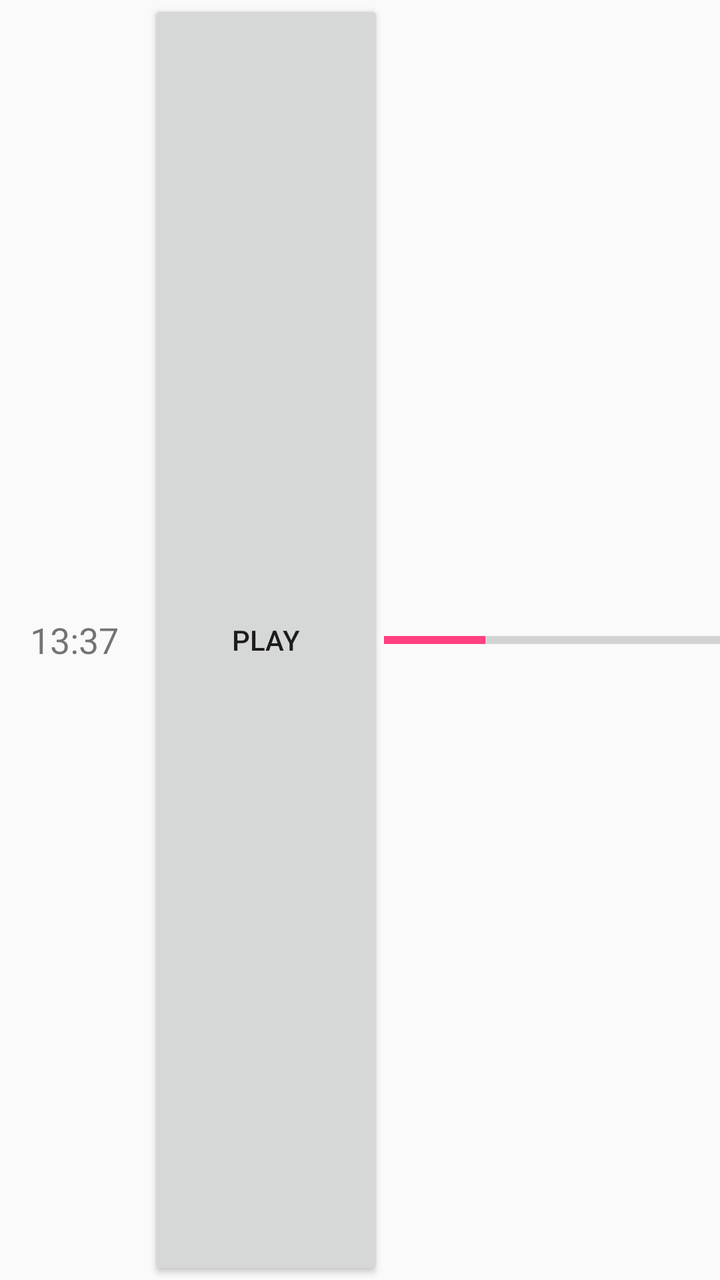
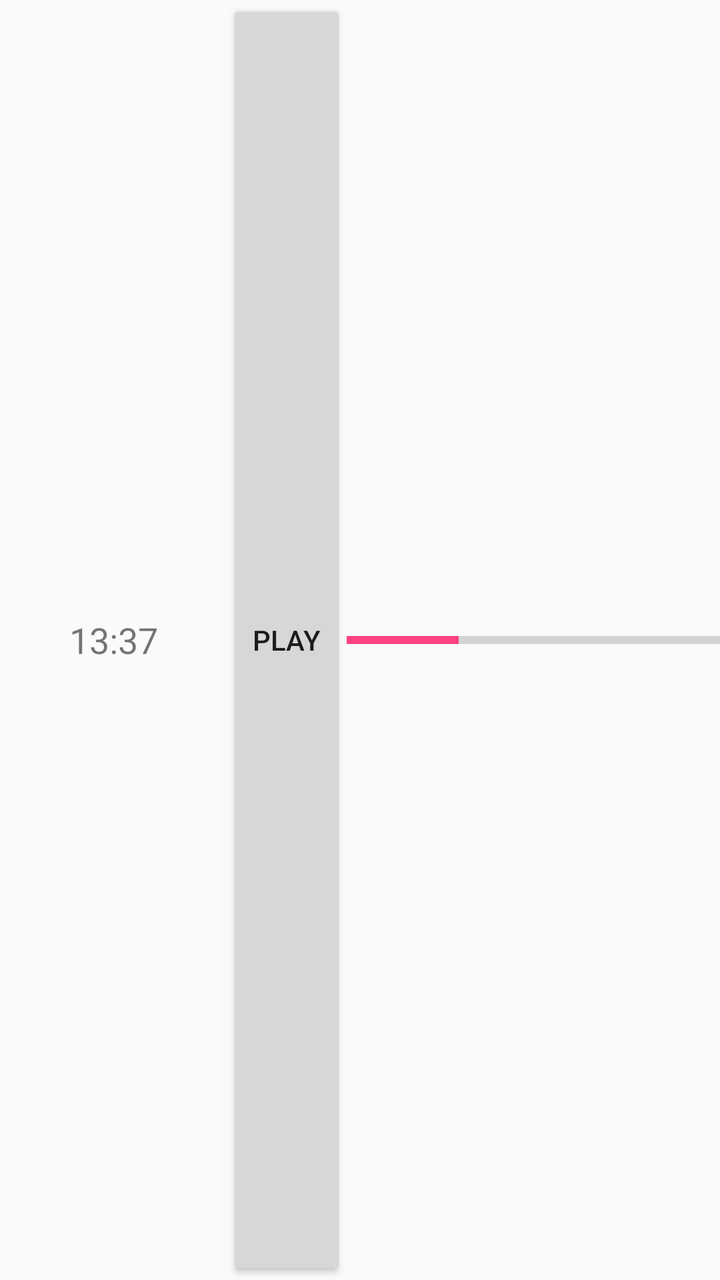

Two renders of the same Android screen: before a commit and after it. Below are the layout's source before the change and the commit's diff.
<!-- AndroidManifest.xml: application theme AppTheme -->
<!-- res/layout/message.xml -->
<?xml version="1.0" encoding="utf-8"?>
<LinearLayout xmlns:android="http://schemas.android.com/apk/res/android"
    android:layout_width="match_parent"
    android:layout_height="40dp"
    android:orientation="horizontal"
    android:weightSum="6">

    <TextView
        android:id="@+id/textView"
        android:layout_width="wrap_content"
        android:layout_height="match_parent"
        android:layout_alignParentStart="true"
        android:layout_alignParentTop="true"
        android:gravity="center_vertical"
        android:layout_weight="1"
        android:text="13:37"
        android:textAlignment="center"
        android:textSize="18sp" />

    <Button
        android:id="@+id/morseButton"
        android:layout_width="wrap_content"
        android:layout_height="match_parent"
        android:layout_alignParentTop="true"
        android:layout_toEndOf="@+id/textView"
        android:layout_weight="1"
        android:text="Play" />


    <ProgressBar
        android:id="@+id/progressBar"
        style="?android:attr/progressBarStyleHorizontal"
        android:layout_width="wrap_content"
        android:layout_height="match_parent"
        android:layout_alignParentEnd="true"
        android:layout_alignParentTop="true"
        android:layout_weight="4"
        android:indeterminate="false"
        android:max="100"
        android:progress="30" />


</LinearLayout>
<!-- resources referenced by this layout -->
<resources>
  <style name="AppTheme" parent="Theme.AppCompat.Light.DarkActionBar">
          
          <item name="colorPrimary">@color/colorPrimary</item>
          <item name="colorPrimaryDark">@color/colorPrimaryDark</item>
          <item name="colorAccent">@color/colorAccent</item>
      </style>
  <color name="colorPrimary">#3F51B5</color>
  <color name="colorPrimaryDark">#303F9F</color>
  <color name="colorAccent">#FF4081</color>
</resources>

<!-- the commit's change to res/layout/message.xml (unified diff, before → after) -->
@@ -12,18 +12,17 @@
         android:layout_alignParentStart="true"
         android:layout_alignParentTop="true"
         android:gravity="center_vertical"
-        android:layout_weight="1"
         android:text="13:37"
         android:textAlignment="center"
-        android:textSize="18sp" />
+        android:textSize="18sp"
+        android:layout_weight="2" />
 
     <Button
         android:id="@+id/morseButton"
-        android:layout_width="wrap_content"
+        android:layout_width="60dp"
         android:layout_height="match_parent"
         android:layout_alignParentTop="true"
         android:layout_toEndOf="@+id/textView"
-        android:layout_weight="1"
         android:text="Play" />
 
 
